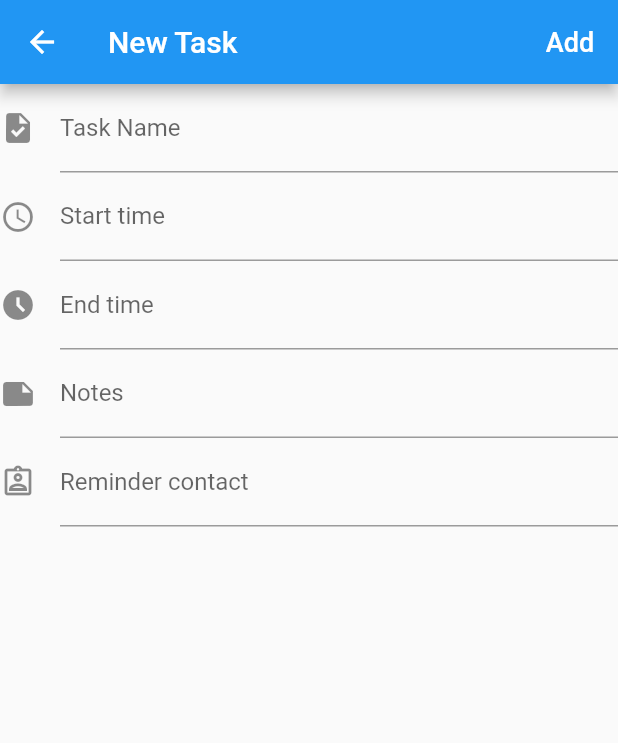
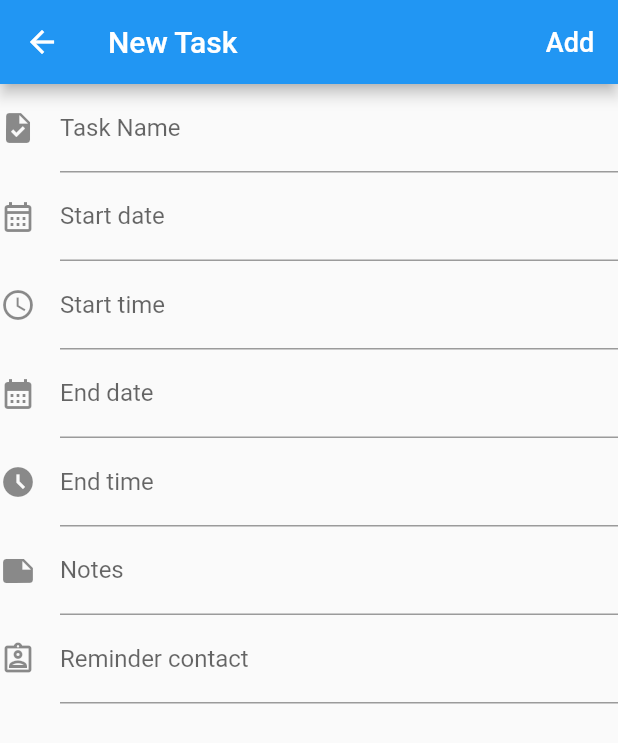
Before and after one commit to TuanHungVU1202/PeerReminder, a Flutter app: the NewTaskPage screen opened directly, on a phone screen of 412 x 824 dp. Shown: the top 743 px of the screen. Run offline on Flutter 3.47's test engine with Material 2 defaults, Android fonts, the light colour scheme and no system bars.

Commit message:
Add date and time picker for start and end date in YourTask

```diff
--- a/peer_reminder_flutter/lib/tasks/NewTaskPage.dart
+++ b/peer_reminder_flutter/lib/tasks/NewTaskPage.dart
@@ -1,5 +1,6 @@
 import 'package:flutter/material.dart';
-import 'package:peer_reminder_flutter/common/constant.dart' as Constant;
+import 'package:peer_reminder_flutter/common/Constant.dart' as constant;
+import 'package:peer_reminder_flutter/common/Util.dart';
 
 class NewTaskPage extends StatefulWidget {
   const NewTaskPage({super.key});
@@ -16,6 +17,14 @@ class NewTaskFormState extends State<NewTaskPage> {
   // Note: This is a `GlobalKey<FormState>`,
   // not a GlobalKey<MyCustomFormState>.
   final _formKey = GlobalKey<FormState>();
+  DateTime selectedDate = DateTime.now();
+  TimeOfDay selectedTime = TimeOfDay.now();
+
+  // Controllers
+  final _startDateController = TextEditingController();
+  final _startTimeController = TextEditingController();
+  final _endDateController = TextEditingController();
+  final _endTimeController = TextEditingController();
 
   @override
   Widget build(BuildContext context) {
@@ -34,7 +43,9 @@ class NewTaskFormState extends State<NewTaskPage> {
             children: <Widget>[
               // List TextFormField here
               createTaskNameField(),
+              createTaskStartDateField(),
               createTaskStartTimeField(),
+              createTaskEndDateField(),
               createTaskEndTimeField(),
               createTaskNoteField(),
               createTaskPeerField(),
@@ -55,28 +66,66 @@ class NewTaskFormState extends State<NewTaskPage> {
     );
   }
 
-  // TODO: time picker
+
+  // --------------------------------------
+  // Start Date and Time
+  TextFormField createTaskStartDateField() {
+    return TextFormField(
+      readOnly: true,
+      controller: _startDateController,
+      onTap: () => Util.selectDateForTexFormField(context, _startDateController, selectedDate),
+      decoration: const InputDecoration(
+        icon: Icon(Icons.calendar_month_outlined),
+        hintText: 'Select starting date',
+        labelText: 'Start date',
+      ),
+    );
+  }
+
   TextFormField createTaskStartTimeField() {
     return TextFormField(
+      readOnly: true,
+      controller: _startTimeController,
+      onTap: () => Util.selectTimeForTexFormField(context, _startTimeController, selectedTime),
       decoration: const InputDecoration(
         icon: Icon(Icons.access_time),
-        hintText: 'Enter starting time',
+        hintText: 'Select starting time',
         labelText: 'Start time',
       ),
     );
   }
 
-  // TODO: time picker
+
+  // --------------------------------------
+  // End Date and Time
+  TextFormField createTaskEndDateField() {
+    return TextFormField(
+      readOnly: true,
+      controller: _endDateController,
+      onTap: () => Util.selectDateForTexFormField(context, _endDateController, selectedDate),
+      decoration: const InputDecoration(
+        icon: Icon(Icons.calendar_month),
+        hintText: 'Select ending date',
+        labelText: 'End date',
+      ),
+    );
+  }
+
   TextFormField createTaskEndTimeField() {
     return TextFormField(
+      readOnly: true,
+      controller: _endTimeController,
+      onTap: () => Util.selectTimeForTexFormField(context, _endTimeController, selectedTime),
       decoration: const InputDecoration(
         icon: Icon(Icons.access_time_filled),
-        hintText: 'Enter ending time',
+        hintText: 'Select ending time',
         labelText: 'End time',
       ),
     );
   }
 
+
+  // --------------------------------------
   TextFormField createTaskNoteField() {
     return TextFormField(
       decoration: const InputDecoration(
@@ -102,13 +151,14 @@ class NewTaskFormState extends State<NewTaskPage> {
     return TextButton(
       onPressed: () {
         print('Button pressed');
+        print(_startDateController.text);
       },
       style: TextButton.styleFrom(
         foregroundColor: Colors.white,
       ),
       child: const Text(
         'Add',
-        style: TextStyle(fontSize: Constant.FONTSIZE_XL),
+        style: TextStyle(fontSize: constant.FONTSIZE_XL),
       ),
     );
   }
--- a/peer_reminder_flutter/pubspec.yaml
+++ b/peer_reminder_flutter/pubspec.yaml
@@ -36,6 +36,7 @@ dependencies:
   # The following adds the Cupertino Icons font to your application.
   # Use with the CupertinoIcons class for iOS style icons.
   cupertino_icons: ^1.0.2
+  intl: ^0.17.0
 
 dev_dependencies:
   flutter_test:
```
Also changed, not shown: peer_reminder_flutter/lib/common/Util.dart (added, +34 -0 lines), peer_reminder_flutter/lib/common/Constant.dart (renamed from peer_reminder_flutter/lib/common/constant.dart), peer_reminder_flutter/pubspec.lock.
